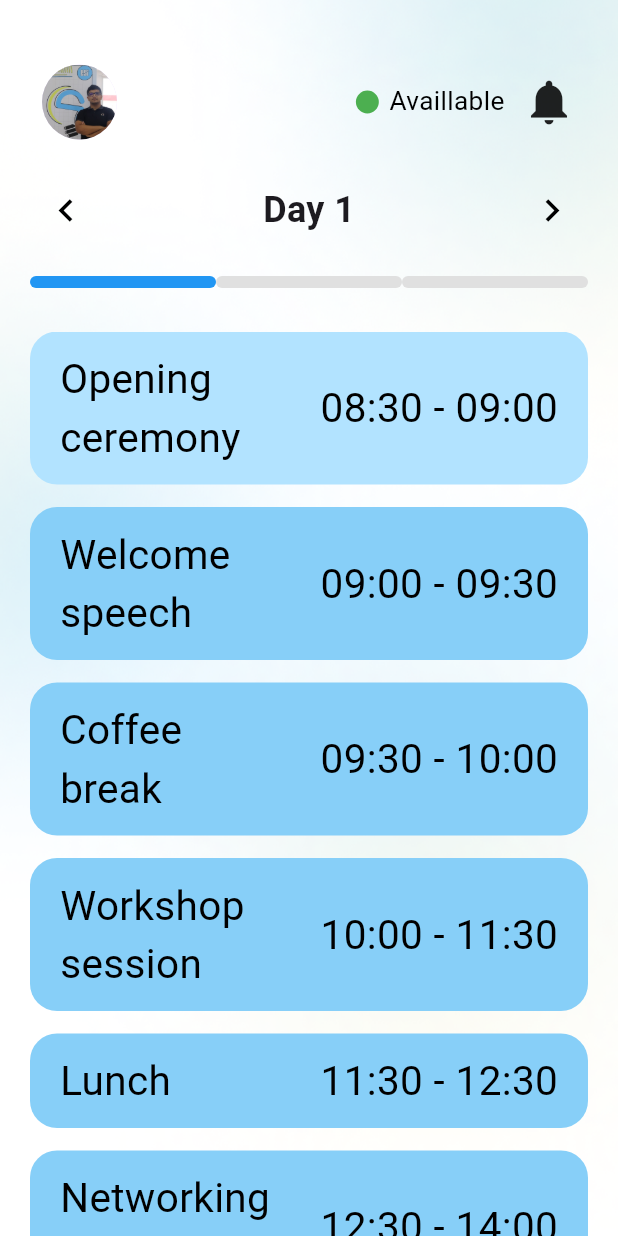
After one commit to oussamakafif/Organizer-App-DH, a Flutter app: the Agenda screen opened directly with sample values from the repository, on a phone screen of 412 x 824 dp. The commit adds this screen. Run offline on Flutter 3.47's test engine with Material 3 defaults, Android fonts, the phone set to English and light mode, and no system bars; missing offline and left inert: dart:ffi.

Commit message:
Update des Agendas

```diff
--- /dev/null
+++ b/lib/Agendas_days/days.dart
@@ -0,0 +1,146 @@
+import 'package:flutter/cupertino.dart';
+import 'package:flutter/material.dart';
+import '../task_card.dart';
+
+List<Widget> agenda_days = [
+  // Day 1
+  Column(
+    children: [
+      TaskCard(
+        taskName: "Opening ceremony",
+        timePeriod: "08:30 - 09:00",
+        isHighlighted: true,
+      ),
+      SizedBox(height: 15),
+      TaskCard(
+        taskName: "Welcome speech",
+        timePeriod: "09:00 - 09:30",
+        isHighlighted: false,
+      ),
+      SizedBox(height: 15),
+      TaskCard(
+        taskName: "Coffee break",
+        timePeriod: "09:30 - 10:00",
+        isHighlighted: false,
+      ),
+      SizedBox(height: 15),
+      TaskCard(
+        taskName: "Workshop session",
+        timePeriod: "10:00 - 11:30",
+        isHighlighted: false,
+      ),
+      SizedBox(height: 15),
+      TaskCard(
+        taskName: "Lunch",
+        timePeriod: "11:30 - 12:30",
+        isHighlighted: false,
+      ),
+      SizedBox(height: 15),
+      TaskCard(
+        taskName: "Networking session",
+        timePeriod: "12:30 - 14:00",
+        isHighlighted: false,
+      ),
+      SizedBox(height: 15),
+      TaskCard(
+        taskName: "Panel discussion",
+        timePeriod: "14:00 - 15:30",
+        isHighlighted: false,
+      ),
+    ],
+  ),
+
+  // Day 2
+  Column(
+    children: [
+      TaskCard(
+        taskName: "Morning keynote",
+        timePeriod: "09:00 - 10:00",
+        isHighlighted: true,
+      ),
+      SizedBox(height: 15),
+      TaskCard(
+        taskName: "Breakout sessions",
+        timePeriod: "10:00 - 11:30",
+        isHighlighted: false,
+      ),
+      SizedBox(height: 15),
+      TaskCard(
+        taskName: "Coffee break",
+        timePeriod: "11:30 - 12:00",
+        isHighlighted: false,
+      ),
+      SizedBox(height: 15),
+      TaskCard(
+        taskName: "Lunch",
+        timePeriod: "12:00 - 13:00",
+        isHighlighted: false,
+      ),
+      SizedBox(height: 15),
+      TaskCard(
+        taskName: "Tech demonstration",
+        timePeriod: "13:00 - 14:30",
+        isHighlighted: false,
+      ),
+      SizedBox(height: 15),
+      TaskCard(
+        taskName: "Q&A Session",
+        timePeriod: "14:30 - 15:30",
+        isHighlighted: false,
+      ),
+      SizedBox(height: 15),
+      TaskCard(
+        taskName: "Networking dinner",
+        timePeriod: "19:00 - 21:00",
+        isHighlighted: false,
+      ),
+    ],
+  ),
+
+  // Day 3
+  Column(
+    children: [
+      TaskCard(
+        taskName: "Final day kick-off",
+        timePeriod: "09:00 - 09:30",
+        isHighlighted: true,
+      ),
+      SizedBox(height: 15),
+      TaskCard(
+        taskName: "Expert roundtable",
+        timePeriod: "09:30 - 10:30",
+        isHighlighted: false,
+      ),
+      SizedBox(height: 15),
+      TaskCard(
+        taskName: "Coffee break",
+        timePeriod: "10:30 - 11:00",
+        isHighlighted: false,
+      ),
+      SizedBox(height: 15),
+      TaskCard(
+        taskName: "Innovation showcase",
+        timePeriod: "11:00 - 12:30",
+        isHighlighted: false,
+      ),
+      SizedBox(height: 15),
+      TaskCard(
+        taskName: "Lunch",
+        timePeriod: "12:30 - 13:30",
+        isHighlighted: false,
+      ),
+      SizedBox(height: 15),
+      TaskCard(
+        taskName: "Closing ceremony",
+        timePeriod: "13:30 - 14:30",
+        isHighlighted: false,
+      ),
+      SizedBox(height: 15),
+      TaskCard(
+        taskName: "Awards & recognition",
+        timePeriod: "14:30 - 15:30",
+        isHighlighted: false,
+      ),
+    ],
+  ),
+];
--- /dev/null
+++ b/lib/agenda.dart
@@ -0,0 +1,144 @@
+import 'package:flutter/material.dart';
+import 'appbarr_for_home.dart';
+import 'models/task_organiser.dart';
+import 'task_card.dart';
+import 'Agendas_days/days.dart';
+
+class Agenda extends StatefulWidget {
+  const Agenda({super.key, required this.loginUser});
+
+  final TaskOrganiser loginUser;
+
+  @override
+  State<Agenda> createState() => _AgendaState();
+}
+
+class _AgendaState extends State<Agenda> {
+  int i = 0;
+  String day = "Day 1";
+  Color color1 = Colors.blue;
+  Color color2 = Colors.grey.shade300; // Mis en gris clair pour mieux voir la progression
+  Color color3 = Colors.grey.shade300;
+
+  void updateColors() {
+    if (i == 0) {
+      color1 = Colors.blue;
+      color2 = Colors.grey.shade300;
+      color3 = Colors.grey.shade300;
+    } else if (i == 1) {
+      color1 = Colors.blue;
+      color2 = Colors.blue;
+      color3 = Colors.grey.shade300;
+    } else if (i == 2) {
+      color1 = Colors.blue;
+      color2 = Colors.blue;
+      color3 = Colors.blue;
+    }
+  }
+
+  @override
+  Widget build(BuildContext context) {
+    return Scaffold(
+      body: Container(
+        decoration: const BoxDecoration(
+          image: DecorationImage(
+            image: AssetImage("assets/Login.png"),
+            fit: BoxFit.cover,
+          ),
+        ),
+        child: Padding(
+          padding: const EdgeInsets.fromLTRB(20, 35, 20, 0),
+          child: Column(
+            children: <Widget>[
+              AppbarrForHome(loginUser: widget.loginUser),
+              SizedBox(height: 15),
+              Row(
+                mainAxisAlignment: MainAxisAlignment.spaceBetween,
+                children: [
+                  IconButton(
+                    onPressed: () {
+                      if (i > 0) {
+                        setState(() {
+                          i--;
+                          day = "Day ${i + 1}";
+                          updateColors();
+                        });
+                      }
+                    },
+                    icon: const Icon(
+                      Icons.keyboard_arrow_left,
+                      color: Colors.black,
+                      size: 30,
+                    ),
+                  ),
+                  Text(
+                    day,
+                    style: const TextStyle(fontSize: 24, fontWeight: FontWeight.w600),
+                  ),
+                  IconButton(
+                    onPressed: () {
+                      if (i < 2) {
+                        setState(() {
+                          i++;
+                          day = "Day ${i + 1}";
+                          updateColors();
+                        });
+                      }
+                    },
+                    icon: const Icon(
+                      Icons.chevron_right,
+                      color: Colors.black,
+                      size: 30,
+                    ),
+                  ),
+                ],
+              ),
+              const SizedBox(height: 20),
+
+              // --- TA BARRE DE PROGRESSION EN 3 SEGMENTS ---
+              Row(
+                children: [
+                  // Segment 1
+                  Expanded(
+                    child: Container(
+                      height: 8.0,
+                      decoration: BoxDecoration(
+                        color: color1,
+                        borderRadius: BorderRadius.circular(10),
+                      ),
+                    ),
+                  ),
+                  Expanded(
+                     child: Container(
+                      height: 8.0,
+                      decoration: BoxDecoration(
+                        color: color2,
+                        borderRadius: BorderRadius.circular(10),
+                      ),
+                    ),
+                  ),
+                  // Segment 3
+                  Expanded(
+                    child: Container(
+                      height: 8.0,
+                      decoration: BoxDecoration(
+                        color: color3,
+                        borderRadius: BorderRadius.circular(10),
+                      ),
+                    ),
+                  ),
+                ],
+              ),
+              SizedBox(height: 29),
+              Expanded(
+                child: SingleChildScrollView(
+                  child: agenda_days[i],
+        ),
+      ),
+            ],
+          ),
+        ),
+      ),
+    );
+  }
+}
--- a/lib/navigation_host.dart
+++ b/lib/navigation_host.dart
@@ -2,6 +2,7 @@ import 'package:flutter/material.dart';
 import 'Home.dart';
 import 'Organizers.dart';
 import 'package:datahack_3/models/task_organiser.dart';
+import 'agenda.dart';
 
 class NavigationHost extends StatefulWidget {
   const NavigationHost({super.key, required this.loginUser});
@@ -20,6 +21,7 @@ class _NavigationHostState extends State<NavigationHost> {
   late final List<Widget> _pages = [
     Home(loginUser: widget.loginUser),
     Organizers(loginUser: widget.loginUser),
+    Agenda(loginUser: widget.loginUser),
   ];
 
   @override
@@ -50,6 +52,13 @@ class _NavigationHostState extends State<NavigationHost> {
             label: 'Organizers',
 
           ),
+          NavigationDestination(
+            icon: Icon(Icons.calendar_month_outlined),
+            selectedIcon: Icon(Icons.calendar_month,
+            color: Colors.blue,
+            size: 40,),
+            label: 'Agenda',
+          ),
         ],
       ),
     );
--- /dev/null
+++ b/lib/task_card.dart
@@ -0,0 +1,49 @@
+import 'package:flutter/material.dart';
+
+class TaskCard extends StatelessWidget {
+  final String taskName;
+  final String timePeriod;
+  final bool isHighlighted;
+
+  const TaskCard({
+    super.key,
+     this.taskName="Opening Ceremony",
+     this.timePeriod="9:00 - 10:00",
+    this.isHighlighted = false,
+  });
+
+  @override
+  Widget build(BuildContext context) {
+    return Container(
+      padding: EdgeInsets.fromLTRB(20, 12, 20, 12),
+      decoration: BoxDecoration(
+        color: isHighlighted ? Color(0xFFB2E3FF) : Color(0xFF87CFF8),
+        borderRadius: BorderRadius.all(Radius.circular(18)),
+      ),
+      child: Row(
+        mainAxisAlignment: MainAxisAlignment.spaceBetween,
+        children: <Widget>[
+          Container(
+            width: 150,
+            child: Text(
+              taskName,
+              style: TextStyle(
+                fontSize: 27,
+                color: Colors.black,
+                fontWeight: FontWeight.w400,
+              ),
+            ),
+          ),
+          Text(
+            timePeriod,
+            style: TextStyle(
+              fontSize: 27,
+              color: Colors.black,
+              fontWeight: FontWeight.w400,
+            ),
+          ),
+        ],
+      ),
+    );
+  }
+}
```
